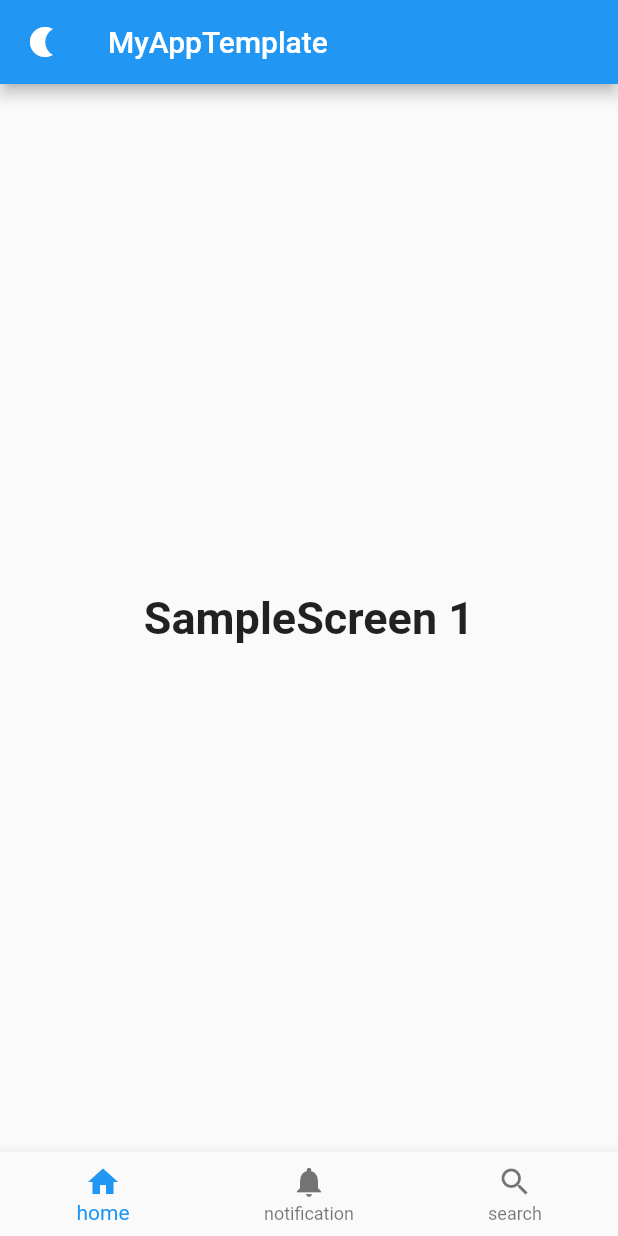
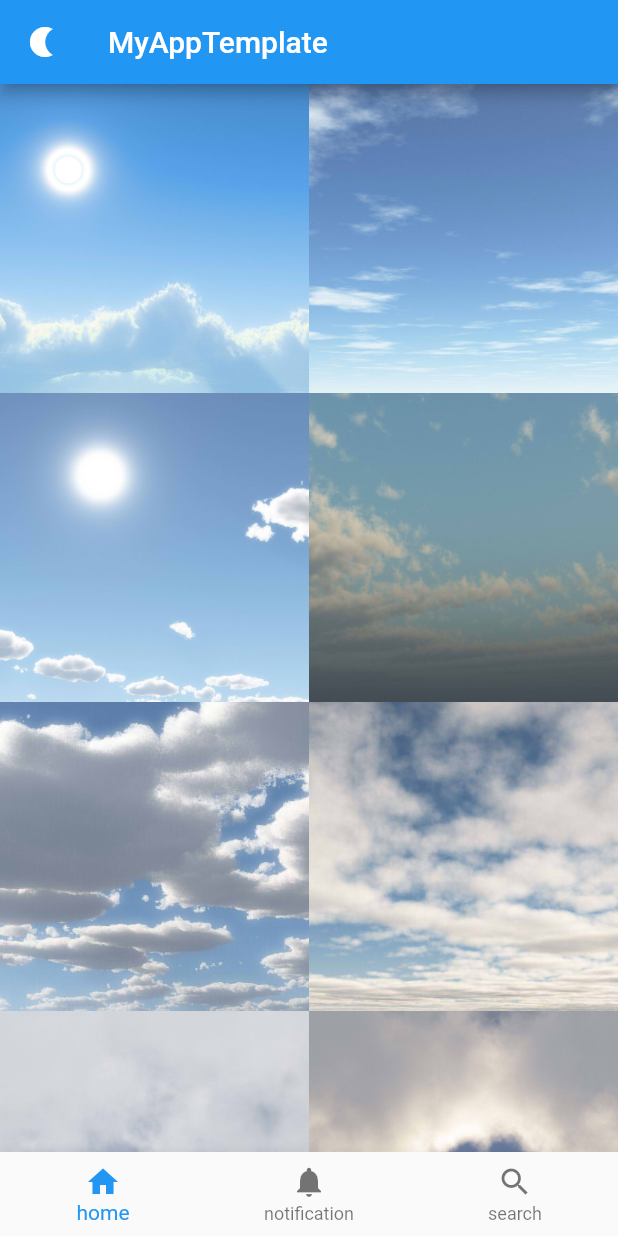
Before and after one commit to SEKI-YUTA/Flutter_app_template, a Flutter app: the screen it shows after launch, after a tap on "Login", on a phone screen of 412 x 824 dp. Run offline on Flutter 3.47's test engine with Material 2 defaults, Android fonts, the phone set to English and light mode, and no system bars; our stand-ins replace get, get_storage.

Commit message:
add grid_screen.dart and some ...

```diff
--- a/lib/ui/main_page.dart
+++ b/lib/ui/main_page.dart
@@ -1,6 +1,7 @@
 import 'package:flutter/material.dart';
 import 'package:get/get.dart';
 import 'package:my_app_template/services/theme_service.dart';
+import 'package:my_app_template/ui/screens/grid_screen.dart';
 import 'package:my_app_template/ui/screens/sample_screen.dart';
 
 class MainPage extends StatefulWidget {
@@ -13,7 +14,7 @@ class MainPage extends StatefulWidget {
 class _MainPageState extends State<MainPage> {
   int _currentIndex = 0;
   final _pageWidgets = <Widget>[
-    SampleScreen(text: "1"),
+    ImagesGrid(),
     SampleScreen(text: "2"),
     SampleScreen(text: "3"),
   ];
--- /dev/null
+++ b/lib/ui/screens/grid_screen.dart
@@ -0,0 +1,31 @@
+import 'package:flutter/material.dart';
+import 'package:intl/intl.dart';
+
+class ImagesGrid extends StatefulWidget {
+  const ImagesGrid({Key? key}) : super(key: key);
+
+  @override
+  State<ImagesGrid> createState() => _ImagesGridState();
+}
+
+class _ImagesGridState extends State<ImagesGrid> {
+  var images = List.generate(
+    100,
+    (index) => Image.asset(
+      'images/${NumberFormat("000").format((index + 1)).toString()}.jpg',
+      fit: BoxFit.cover,
+    ),
+  );
+  @override
+  Widget build(BuildContext context) {
+    return Container(
+      child: GridView.builder(
+          itemCount: images.length,
+          gridDelegate:
+              SliverGridDelegateWithFixedCrossAxisCount(crossAxisCount: 2),
+          itemBuilder: (BuildContext context, int index) {
+            return Container(child: images[index]);
+          }),
+    );
+  }
+}
--- a/lib/ui/screens/sample_screen.dart
+++ b/lib/ui/screens/sample_screen.dart
@@ -1,4 +1,5 @@
 import 'package:flutter/material.dart';
+import 'package:get/get.dart';
 import 'package:my_app_template/ui/themes.dart';
 
 class SampleScreen extends StatelessWidget {
@@ -7,8 +8,20 @@ class SampleScreen extends StatelessWidget {
 
   @override
   Widget build(BuildContext context) {
-    return Center(
-      child: Text('SampleScreen ${text}', style: headingStyle),
+    return Column(
+      crossAxisAlignment: CrossAxisAlignment.center,
+      mainAxisAlignment: MainAxisAlignment.center,
+      children: [
+        Container(
+          width: MediaQuery.of(context).size.width,
+          child: Text(
+            'SampleScreen ${text}',
+            style: headingStyle,
+            textAlign: TextAlign.center,
+          ),
+        ),
+        Text(Get.isDarkMode.toString())
+      ],
     );
   }
 }
```
